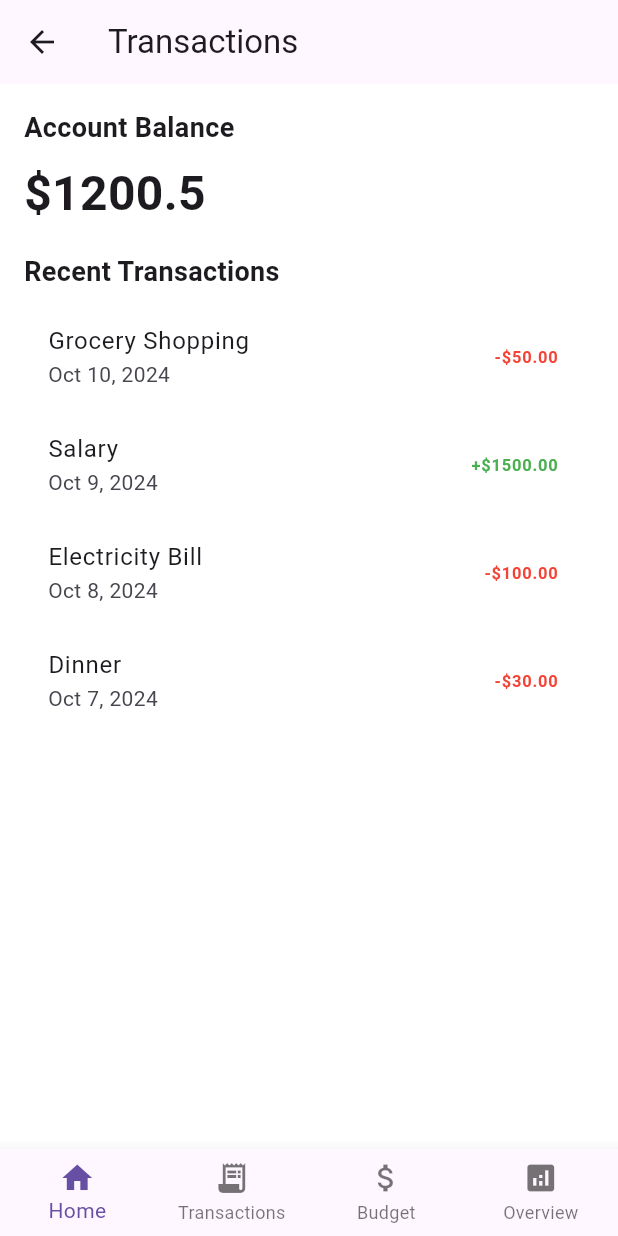
After one commit to SP26-GreenBudgetApp-2024/DontGoBroke-App, a Flutter app: the TransactionsPage screen opened directly, on a phone screen of 412 x 824 dp. The commit adds this screen. Run offline on Flutter 3.47's test engine with Material 3 defaults, Android fonts, the phone set to English and light mode, and no system bars; our stand-ins replace fl_chart.

Commit message:
refactored main_page.dart, transactions_page.dart and user_profile.dart into dont_go_broke

```diff
--- /dev/null
+++ b/dont_go_broke/lib/screens/transactions_page.dart
@@ -0,0 +1,134 @@
+import 'package:flutter/material.dart';
+import 'main_page.dart';
+
+class TransactionsPage extends StatelessWidget {
+  final double accountBalance = 1200.50; // Example balance
+  final List<Map<String, String>> recentTransactions = [
+    {
+      'date': 'Oct 10, 2024',
+      'description': 'Grocery Shopping',
+      'amount': '-\$50.00'
+    },
+    {'date': 'Oct 9, 2024', 'description': 'Salary', 'amount': '+\$1500.00'},
+    {
+      'date': 'Oct 8, 2024',
+      'description': 'Electricity Bill',
+      'amount': '-\$100.00'
+    },
+    {'date': 'Oct 7, 2024', 'description': 'Dinner', 'amount': '-\$30.00'},
+  ];
+
+  @override
+  Widget build(BuildContext context) {
+    return Scaffold(
+      backgroundColor: Colors.white,
+      appBar: AppBar(
+        title: Text('Transactions'),
+
+      ),
+      body: Padding(
+        padding: const EdgeInsets.all(16.0),
+        child: Column(
+          crossAxisAlignment: CrossAxisAlignment.start,
+          children: [
+            // Account Balance Section
+            Text(
+              "Account Balance",
+              style: TextStyle(fontSize: 18, fontWeight: FontWeight.bold),
+            ),
+            SizedBox(height: 8.0),
+            Text(
+              "\$$accountBalance",
+              style: TextStyle(fontSize: 32, fontWeight: FontWeight.bold),
+            ),
+            SizedBox(height: 16.0),
+
+            // Recent Transactions Section
+            Text(
+              "Recent Transactions",
+              style: TextStyle(fontSize: 18, fontWeight: FontWeight.bold),
+            ),
+            SizedBox(height: 8.0),
+
+            // Display each transaction in a ListView
+            Expanded(
+              child: ListView.builder(
+                itemCount: recentTransactions.length,
+                itemBuilder: (context, index) {
+                  return ListTile(
+                    title: Text(recentTransactions[index]['description']!),
+                    subtitle: Text(recentTransactions[index]['date']!),
+                    trailing: Text(
+                      recentTransactions[index]['amount']!,
+                      style: TextStyle(
+                        color:
+                        recentTransactions[index]['amount']!.startsWith('-')
+                            ? Colors.red
+                            : Colors.green,
+                        fontWeight: FontWeight.bold,
+                      ),
+                    ),
+                  );
+                },
+              ),
+            ),
+          ],
+        ),
+      ),
+
+      // Bottom toolbar
+      bottomNavigationBar: BottomNavigationBar(
+        type: BottomNavigationBarType.fixed,
+        items: [
+          const BottomNavigationBarItem(
+            icon: Icon(Icons.home),
+            label: 'Home',
+          ),
+          const BottomNavigationBarItem(
+            icon: Icon(Icons.receipt_long),
+            label: 'Transactions',
+          ),
+          const BottomNavigationBarItem(
+            icon: Icon(Icons.attach_money),
+            label: 'Budget',
+          ),
+          const BottomNavigationBarItem(
+            icon: Icon(Icons.analytics),
+            label: 'Overview',
+          ),
+        ],
+        onTap: (int index) {
+          // Handle bottom navigation taps and navigation
+          switch (index) {
+            case 0:
+              print("Home tapped");
+              // Navigate to Home page
+              Navigator.push(
+                context,
+                MaterialPageRoute(builder: (context) => MainPage()),
+              );
+              break;
+            case 1:
+              print("Transactions tapped");
+              // Navigate to Transactions page
+              Navigator.push(
+                context,
+                MaterialPageRoute(builder: (context) => TransactionsPage()),
+              );
+              break;
+            case 2:
+              print("Budget tapped");
+              // Navigate to Budget page
+              // Navigator.push(context, MaterialPageRoute(builder: (context) => BudgetPage()));
+              break;
+            case 3:
+              print("Overview tapped");
+              // Navigate to Overview page
+              // Navigator.push(context, MaterialPageRoute(builder: (context) => OverviewPage()));
+              break;
+          }
+        },
+      ),
+    );
+  }
+}
```
Also changed, not shown: dont_go_broke/lib/screens/create_user.dart (+7 -4 lines), dont_go_broke/lib/screens/login_page.dart (+15 -7 lines), dont_go_broke/lib/screens/main_page.dart (+24 -53 lines), dont_go_broke/lib/screens/user_profile.dart (+22 -8 lines).
